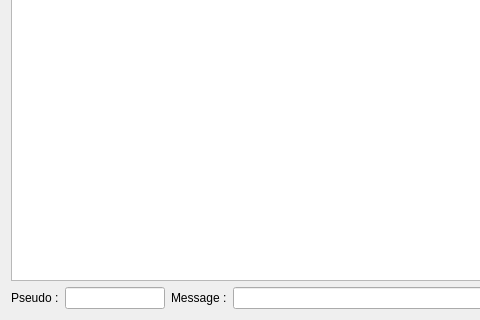
Arthurgaildry/PRI, file client/FenClient.ui: the form before one commit; both pictures show x 0 to 480 and y 160 to 480 of the 628 by 480 pixel window.
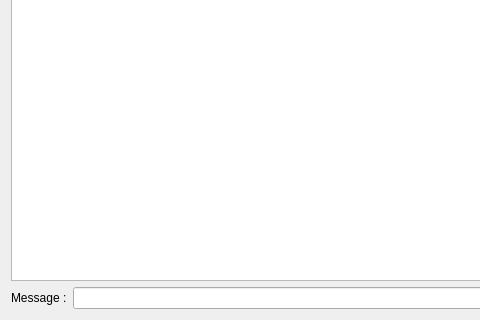
The form after the commit. Icons and pictures are not drawn.

Patch:
```diff
--- a/client/FenClient.ui
+++ b/client/FenClient.ui
@@ -100,23 +100,6 @@
    </item>
    <item>
     <layout class="QHBoxLayout" name="horizontalLayout_2">
-     <item>
-      <widget class="QLabel" name="label_3">
-       <property name="text">
-        <string>Pseudo :</string>
-       </property>
-      </widget>
-     </item>
-     <item>
-      <widget class="QLineEdit" name="pseudo">
-       <property name="maximumSize">
-        <size>
-         <width>100</width>
-         <height>16777215</height>
-        </size>
-       </property>
-      </widget>
-     </item>
      <item>
       <widget class="QLabel" name="label_4">
        <property name="text">
```
